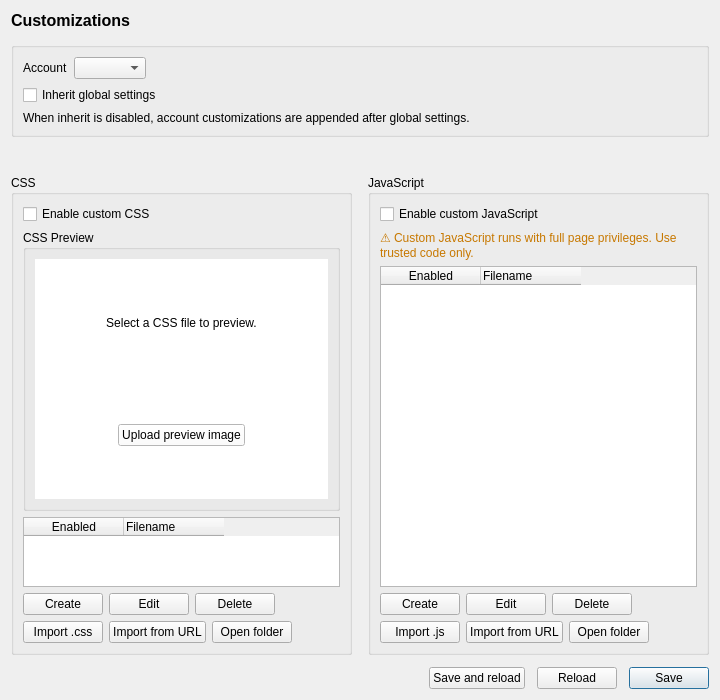
First picture: the form in zapzap/ui/ui_page_customizations.ui, repository rafatosta/zapzap, before the edit.
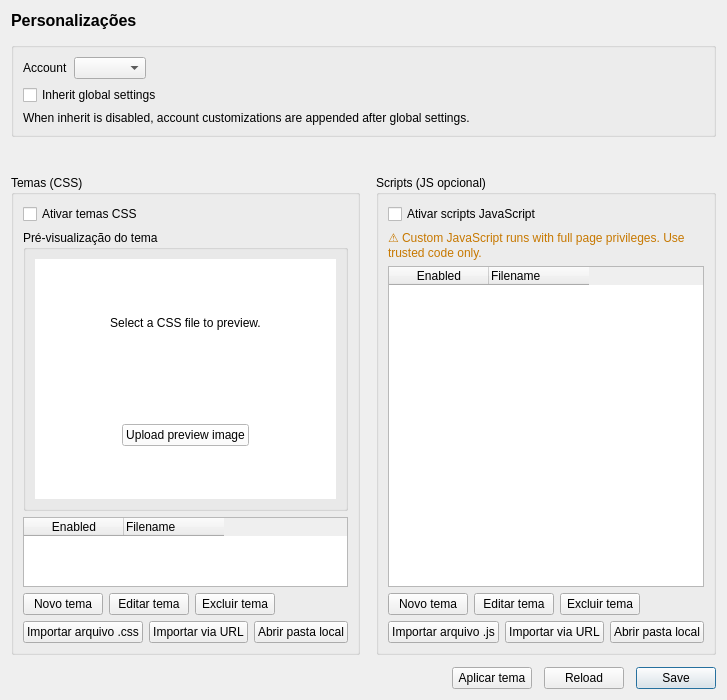
Second picture: the form after the edit.

Commit message: Revamp customizations UI and theme editor workflow

Diff of the .ui file:
```diff
--- a/zapzap/ui/ui_page_customizations.ui
+++ b/zapzap/ui/ui_page_customizations.ui
@@ -23,7 +23,7 @@
       </font>
      </property>
      <property name="text">
-      <string>Customizations</string>
+      <string>Personalizações</string>
      </property>
     </widget>
    </item>
@@ -101,20 +101,20 @@
      <item>
       <widget class="QGroupBox" name="css_files_group">
        <property name="title">
-        <string>CSS</string>
+        <string>Temas (CSS)</string>
        </property>
        <layout class="QVBoxLayout" name="css_panel_layout">
         <item>
          <widget class="QCheckBox" name="css_enabled">
           <property name="text">
-           <string>Enable custom CSS</string>
+           <string>Ativar temas CSS</string>
           </property>
          </widget>
         </item>
         <item>
          <widget class="QGroupBox" name="css_preview_group">
           <property name="title">
-           <string>CSS Preview</string>
+           <string>Pré-visualização do tema</string>
           </property>
           <layout class="QVBoxLayout" name="css_preview_group_layout">
            <item>
@@ -284,21 +284,21 @@
           <item>
            <widget class="QPushButton" name="btn_css_create">
             <property name="text">
-             <string>Create</string>
+             <string>Novo tema</string>
             </property>
            </widget>
           </item>
           <item>
            <widget class="QPushButton" name="btn_css_edit">
             <property name="text">
-             <string>Edit</string>
+             <string>Editar tema</string>
             </property>
            </widget>
           </item>
           <item>
            <widget class="QPushButton" name="btn_css_delete">
             <property name="text">
-             <string>Delete</string>
+             <string>Excluir tema</string>
             </property>
            </widget>
           </item>
@@ -322,21 +322,21 @@
           <item>
            <widget class="QPushButton" name="btn_css_import">
             <property name="text">
-             <string>Import .css</string>
+             <string>Importar arquivo .css</string>
             </property>
            </widget>
           </item>
           <item>
            <widget class="QPushButton" name="btn_css_import_url">
             <property name="text">
-             <string>Import from URL</string>
+             <string>Importar via URL</string>
             </property>
            </widget>
           </item>
           <item>
            <widget class="QPushButton" name="btn_css_folder">
             <property name="text">
-             <string>Open folder</string>
+             <string>Abrir pasta local</string>
             </property>
            </widget>
           </item>
@@ -361,13 +361,13 @@
      <item>
       <widget class="QGroupBox" name="js_files_group">
        <property name="title">
-        <string>JavaScript</string>
+        <string>Scripts (JS opcional)</string>
        </property>
        <layout class="QVBoxLayout" name="js_panel_layout">
         <item>
          <widget class="QCheckBox" name="js_enabled">
           <property name="text">
-           <string>Enable custom JavaScript</string>
+           <string>Ativar scripts JavaScript</string>
           </property>
          </widget>
         </item>
@@ -421,21 +421,21 @@
           <item>
            <widget class="QPushButton" name="btn_js_create">
             <property name="text">
-             <string>Create</string>
+             <string>Novo tema</string>
             </property>
            </widget>
           </item>
           <item>
            <widget class="QPushButton" name="btn_js_edit">
             <property name="text">
-             <string>Edit</string>
+             <string>Editar tema</string>
             </property>
            </widget>
           </item>
           <item>
            <widget class="QPushButton" name="btn_js_delete">
             <property name="text">
-             <string>Delete</string>
+             <string>Excluir tema</string>
             </property>
            </widget>
           </item>
@@ -459,21 +459,21 @@
           <item>
            <widget class="QPushButton" name="btn_js_import">
             <property name="text">
-             <string>Import .js</string>
+             <string>Importar arquivo .js</string>
             </property>
            </widget>
           </item>
           <item>
            <widget class="QPushButton" name="btn_js_import_url">
             <property name="text">
-             <string>Import from URL</string>
+             <string>Importar via URL</string>
             </property>
            </widget>
           </item>
           <item>
            <widget class="QPushButton" name="btn_js_folder">
             <property name="text">
-             <string>Open folder</string>
+             <string>Abrir pasta local</string>
             </property>
            </widget>
           </item>
@@ -515,7 +515,7 @@
      <item>
       <widget class="QPushButton" name="btn_save_reload">
        <property name="text">
-        <string>Save and reload</string>
+        <string>Aplicar tema</string>
        </property>
       </widget>
      </item>
```
The commit also changes 2 other files.
